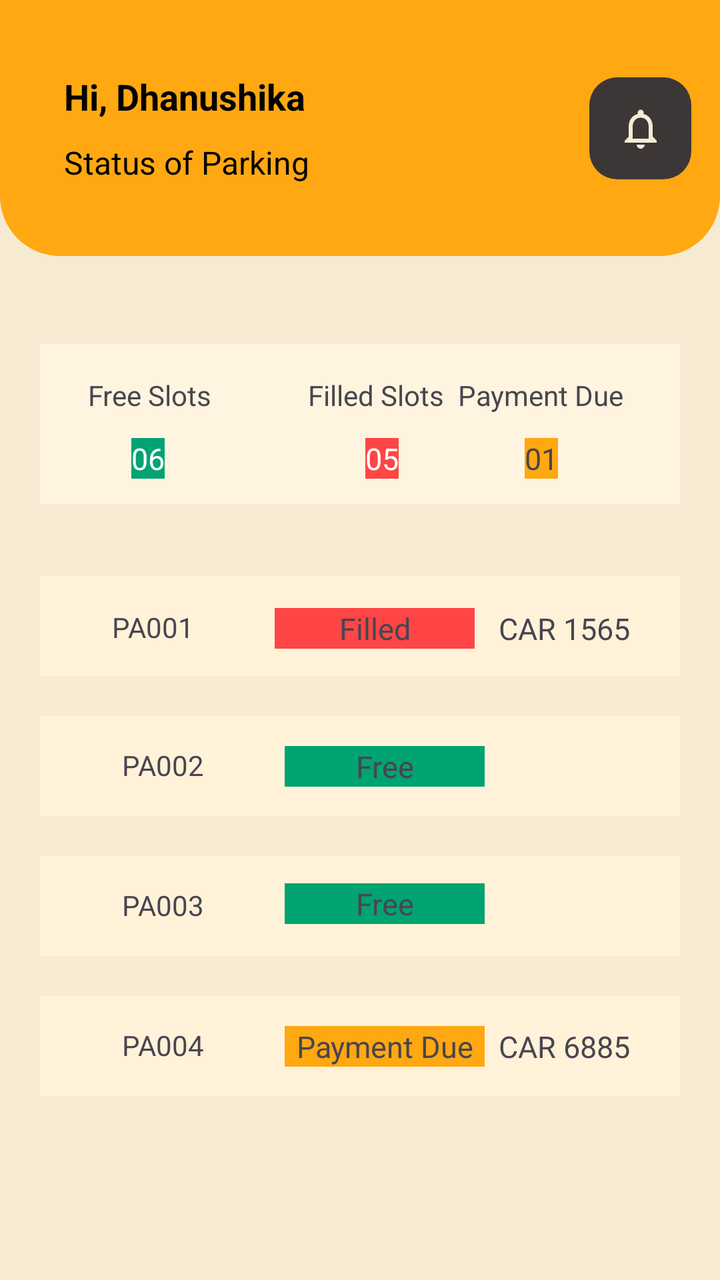
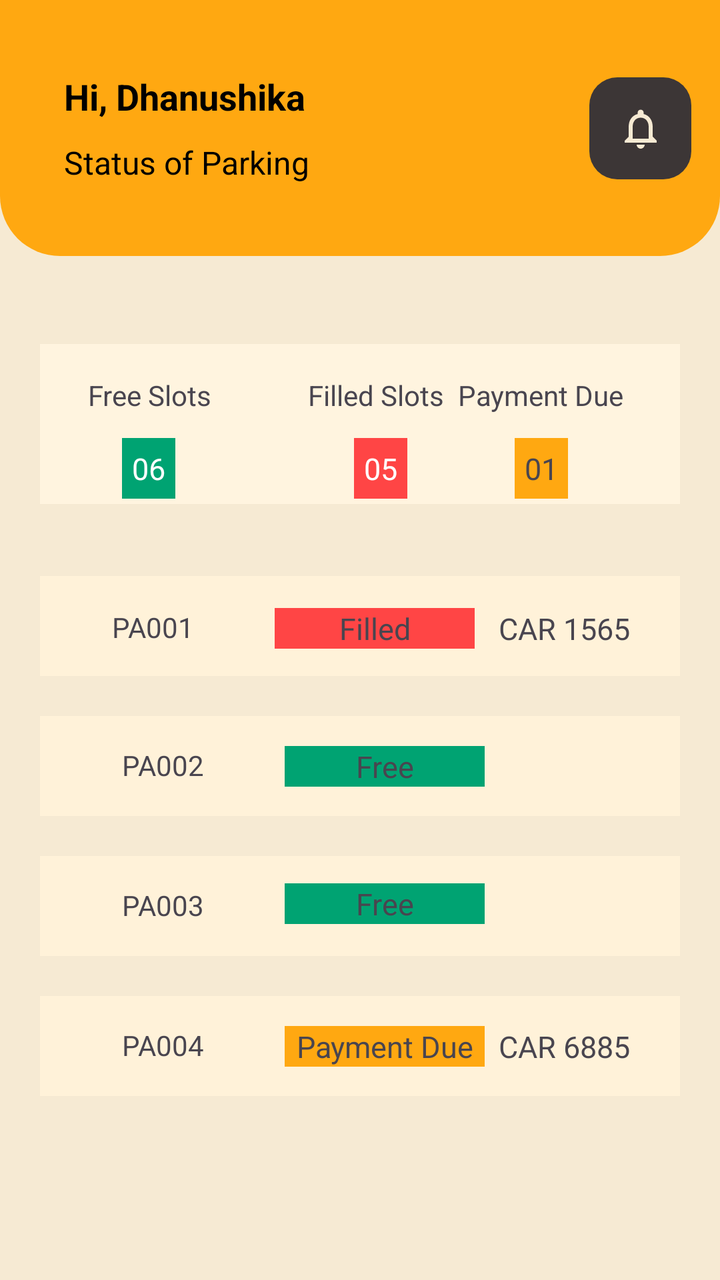

Two renders of the same Android screen: before a commit and after it. Below are the layout's source before the change and the commit's diff.
<!-- AndroidManifest.xml: application theme Theme.OfficerTestApp -->
<!-- res/layout/fragment_status_main.xml -->
<?xml version="1.0" encoding="utf-8"?>
<androidx.constraintlayout.widget.ConstraintLayout xmlns:android="http://schemas.android.com/apk/res/android"
    xmlns:app="http://schemas.android.com/apk/res-auto"
    xmlns:tools="http://schemas.android.com/tools"
    android:layout_width="match_parent"
    android:layout_height="match_parent"
    android:background="@color/backgroundColor"
    tools:context=".StatusMainFragment">

    <LinearLayout
        android:layout_width="match_parent"
        android:layout_height="match_parent"
        android:orientation="vertical"
        tools:layout_editor_absoluteX="-35dp"
        tools:layout_editor_absoluteY="0dp">

        <androidx.constraintlayout.widget.ConstraintLayout
            android:layout_width="match_parent"
            android:layout_height="0dp"
            android:layout_weight="2"
            android:background="@drawable/rounded_background_app_bar">

            <LinearLayout
                android:layout_width="match_parent"
                android:layout_height="match_parent"
                app:layout_constraintStart_toStartOf="parent"
                app:layout_constraintTop_toTopOf="parent">

                <androidx.constraintlayout.widget.ConstraintLayout
                    android:layout_width="0dp"
                    android:layout_height="match_parent"
                    android:layout_weight="2.8">

                    <TextView
                        android:id="@+id/appbar_main_text"
                        android:layout_width="wrap_content"
                        android:layout_height="wrap_content"
                        android:layout_marginStart="32dp"
                        android:layout_marginTop="36dp"
                        android:text="Hi, Dhanushika"
                        android:textColor="@color/textPrimary"
                        android:textSize="18sp"
                        android:textStyle="bold"
                        app:layout_constraintStart_toStartOf="parent"
                        app:layout_constraintTop_toTopOf="parent" />

                    <TextView
                        android:id="@+id/appbar_secondary_text"
                        android:layout_width="wrap_content"
                        android:layout_height="wrap_content"
                        android:layout_marginStart="32dp"
                        android:layout_marginTop="10dp"
                        android:text="Status of Parking"
                        android:textColor="@color/textPrimary"
                        android:textSize="16sp"
                        app:layout_constraintStart_toStartOf="parent"
                        app:layout_constraintTop_toBottomOf="@+id/appbar_main_text" />

                </androidx.constraintlayout.widget.ConstraintLayout>

                <androidx.constraintlayout.widget.ConstraintLayout
                    android:layout_width="0dp"
                    android:layout_height="match_parent"
                    android:layout_weight="0.8">

                    <ImageView
                        android:id="@+id/appbar_icon_home_act"
                        android:layout_width="51dp"
                        android:layout_height="51dp"
                        android:background="@drawable/notification_icon_background"
                        android:clickable="true"
                        android:focusable="true"
                        android:scaleType="centerInside"
                        android:src="@drawable/baseline_notifications_none_24"
                        app:layout_constraintBottom_toBottomOf="parent"
                        app:layout_constraintEnd_toEndOf="parent"
                        app:layout_constraintStart_toStartOf="parent"
                        app:layout_constraintTop_toTopOf="parent"
                        app:tint="@color/backgroundColor" />
                </androidx.constraintlayout.widget.ConstraintLayout>

            </LinearLayout>

        </androidx.constraintlayout.widget.ConstraintLayout>

        <androidx.constraintlayout.widget.ConstraintLayout
            android:layout_width="match_parent"
            android:layout_height="0dp"
            android:layout_weight="8"
            android:padding="20dp">



            <androidx.constraintlayout.widget.ConstraintLayout
                android:id="@+id/constraintLayout13"
                android:layout_width="match_parent"
                android:layout_height="80dp"
                android:layout_marginTop="24dp"
                android:background="@color/detailBoxBackground"
                app:layout_constraintEnd_toEndOf="parent"
                app:layout_constraintHorizontal_bias="0.6"
                app:layout_constraintStart_toStartOf="parent"
                app:layout_constraintTop_toTopOf="parent">

                <TextView
                    android:id="@+id/textView14"
                    android:layout_width="wrap_content"
                    android:layout_height="wrap_content"
                    android:layout_marginStart="24dp"
                    android:layout_marginTop="16dp"
                    android:text="Free Slots"
                    app:layout_constraintStart_toStartOf="parent"
                    app:layout_constraintTop_toTopOf="parent" />

                <TextView
                    android:layout_width="wrap_content"
                    android:layout_height="wrap_content"
                    android:layout_marginTop="12dp"
                    android:background="#00A372"
                    android:text="06"
                    android:textColor="@color/white"
                    android:textSize="15dp"
                    app:layout_constraintEnd_toEndOf="@+id/textView14"
                    app:layout_constraintHorizontal_bias="0.478"
                    app:layout_constraintStart_toStartOf="@+id/textView14"
                    app:layout_constraintTop_toBottomOf="@+id/textView14" />

                <TextView
                    android:id="@+id/textView15"
                    android:layout_width="wrap_content"
                    android:layout_height="wrap_content"
                    android:layout_marginEnd="28dp"
                    android:text="Payment Due"
                    app:layout_constraintBottom_toBottomOf="@+id/textView20"
                    app:layout_constraintEnd_toEndOf="parent"
                    app:layout_constraintHorizontal_bias="1.0"
                    app:layout_constraintStart_toEndOf="@+id/textView20"
                    app:layout_constraintTop_toTopOf="@+id/textView20"
                    app:layout_constraintVertical_bias="0.0" />

                <TextView
                    android:layout_width="wrap_content"
                    android:layout_height="wrap_content"
                    android:layout_marginTop="12dp"
                    android:background="@color/primaryColor"
                    android:text="01"
                    android:textSize="15dp"
                    app:layout_constraintEnd_toEndOf="@+id/textView15"
                    app:layout_constraintStart_toStartOf="@+id/textView15"
                    app:layout_constraintTop_toBottomOf="@+id/textView15" />

                <TextView
                    android:id="@+id/textView20"
                    android:layout_width="wrap_content"
                    android:layout_height="wrap_content"
                    android:layout_marginStart="48dp"
                    android:text="Filled Slots"
                    app:layout_constraintBottom_toBottomOf="@+id/textView14"
                    app:layout_constraintStart_toEndOf="@+id/textView14"
                    app:layout_constraintTop_toTopOf="@+id/textView14"
                    app:layout_constraintVertical_bias="0.0" />

                <TextView
                    android:layout_width="wrap_content"
                    android:layout_height="wrap_content"
                    android:layout_marginTop="12dp"
                    android:background="#FF4545"
                    android:text="05"
                    android:textColor="@color/white"
                    android:textSize="15dp"
                    app:layout_constraintEnd_toEndOf="@+id/textView20"
                    app:layout_constraintHorizontal_bias="0.557"
                    app:layout_constraintStart_toStartOf="@+id/textView20"
                    app:layout_constraintTop_toBottomOf="@+id/textView20" />


            </androidx.constraintlayout.widget.ConstraintLayout>

            <androidx.constraintlayout.widget.ConstraintLayout
                android:id="@+id/constraintLayout14"
                android:layout_width="match_parent"
                android:layout_height="50dp"
                android:layout_marginTop="36dp"
                android:background="#FFF2D9"
                android:paddingHorizontal="25dp"
                app:layout_constraintEnd_toEndOf="parent"
                app:layout_constraintHorizontal_bias="0.9"
                app:layout_constraintStart_toStartOf="parent"
                app:layout_constraintTop_toBottomOf="@+id/constraintLayout13">

                <TextView
                    android:id="@+id/textView18"
                    android:layout_width="wrap_content"
                    android:layout_height="wrap_content"
                    android:text="PA001"
                    app:layout_constraintBottom_toBottomOf="parent"
                    app:layout_constraintEnd_toEndOf="parent"
                    app:layout_constraintHorizontal_bias="0.048"
                    app:layout_constraintStart_toStartOf="parent"
                    app:layout_constraintTop_toTopOf="parent"
                    app:layout_constraintVertical_bias="0.516" />

                <TextView
                    android:id="@+id/editText7"
                    android:layout_width="100dp"
                    android:layout_height="wrap_content"
                    android:layout_marginStart="40dp"
                    android:background="#FF4545"
                    android:text="Filled"
                    android:textAlignment="center"
                    android:textSize="15dp"
                    app:layout_constraintBottom_toBottomOf="@+id/textView18"
                    app:layout_constraintStart_toEndOf="@+id/textView18"
                    app:layout_constraintTop_toTopOf="@+id/textView18"
                    app:layout_constraintVertical_bias="0.0" />

                <TextView
                    android:layout_width="wrap_content"
                    android:layout_height="wrap_content"
                    android:text="CAR 1565"
                    android:textSize="15dp"
                    app:layout_constraintBottom_toBottomOf="@+id/editText7"
                    app:layout_constraintEnd_toEndOf="parent"
                    app:layout_constraintHorizontal_bias="1.0"
                    app:layout_constraintStart_toEndOf="@+id/editText7"
                    app:layout_constraintTop_toTopOf="@+id/editText7"
                    app:layout_constraintVertical_bias="0.476" />

            </androidx.constraintlayout.widget.ConstraintLayout>

            <androidx.constraintlayout.widget.ConstraintLayout
                android:id="@+id/constraintLayout15"
                android:layout_width="match_parent"
                android:layout_height="50dp"
                android:layout_marginTop="20dp"
                android:background="#FFF2D9"
                android:paddingHorizontal="25dp"
                app:layout_constraintEnd_toEndOf="parent"
                app:layout_constraintHorizontal_bias="0.6"
                app:layout_constraintStart_toStartOf="parent"
                app:layout_constraintTop_toBottomOf="@+id/constraintLayout14">

                <TextView
                    android:id="@+id/textView19"
                    android:layout_width="wrap_content"
                    android:layout_height="wrap_content"
                    android:layout_marginStart="16dp"
                    android:text="PA002"
                    app:layout_constraintBottom_toBottomOf="parent"
                    app:layout_constraintStart_toStartOf="parent"
                    app:layout_constraintTop_toTopOf="parent"
                    app:layout_constraintVertical_bias="0.483" />

                <TextView
                    android:id="@+id/editText8"
                    android:layout_width="100dp"
                    android:layout_height="wrap_content"
                    android:layout_marginStart="40dp"
                    android:background="#00A372"
                    android:text="Free"
                    android:textAlignment="center"

                    android:textSize="15dp"
                    app:layout_constraintBottom_toBottomOf="@+id/textView19"
                    app:layout_constraintStart_toEndOf="@+id/textView19"
                    app:layout_constraintTop_toTopOf="@+id/textView19"
                    app:layout_constraintVertical_bias="0.0" />

            </androidx.constraintlayout.widget.ConstraintLayout>

            <androidx.constraintlayout.widget.ConstraintLayout
                android:id="@+id/constraintLayout16"
                android:layout_width="match_parent"
                android:layout_height="50dp"
                android:layout_marginTop="20dp"
                android:background="#FFF2D9"
                android:paddingHorizontal="25dp"
                app:layout_constraintEnd_toEndOf="parent"
                app:layout_constraintHorizontal_bias="0.4"
                app:layout_constraintStart_toStartOf="parent"
                app:layout_constraintTop_toBottomOf="@+id/constraintLayout15">

                <TextView
                    android:id="@+id/textView21"
                    android:layout_width="wrap_content"
                    android:layout_height="wrap_content"
                    android:layout_marginStart="16dp"
                    android:text="PA003"
                    app:layout_constraintBottom_toBottomOf="parent"
                    app:layout_constraintStart_toStartOf="parent"
                    app:layout_constraintTop_toTopOf="parent"
                    app:layout_constraintVertical_bias="0.483" />

                <TextView
                    android:id="@+id/editText9"
                    android:layout_width="100dp"
                    android:layout_height="wrap_content"
                    android:layout_marginStart="40dp"
                    android:background="#00A372"
                    android:text="Free"

                    android:textAlignment="center"
                    android:textSize="15dp"
                    app:layout_constraintBottom_toBottomOf="@+id/textView21"
                    app:layout_constraintStart_toEndOf="@+id/textView21"
                    app:layout_constraintTop_toTopOf="@+id/textView21"
                    app:layout_constraintVertical_bias="1.0" />

            </androidx.constraintlayout.widget.ConstraintLayout>

            <androidx.constraintlayout.widget.ConstraintLayout
                android:layout_width="match_parent"
                android:layout_height="50dp"
                android:layout_marginTop="20dp"
                app:layout_constraintEnd_toEndOf="parent"
                app:layout_constraintStart_toStartOf="parent"
                android:background="#FFF2D9"
                android:paddingHorizontal="25dp"
                app:layout_constraintTop_toBottomOf="@+id/constraintLayout16">

                <TextView
                    android:id="@+id/textView22"
                    android:layout_width="wrap_content"
                    android:layout_height="wrap_content"
                    android:layout_marginStart="16dp"
                    android:text="PA004"
                    app:layout_constraintBottom_toBottomOf="parent"
                    app:layout_constraintStart_toStartOf="parent"
                    app:layout_constraintTop_toTopOf="parent"
                    app:layout_constraintVertical_bias="0.483" />

                <TextView
                    android:id="@+id/editText10"
                    android:layout_width="100dp"
                    android:layout_height="wrap_content"
                    android:layout_marginStart="40dp"
                    android:background="@color/primaryColor"

                    android:text="Payment Due"
                    android:textAlignment="center"
                    android:textSize="15dp"
                    app:layout_constraintBottom_toBottomOf="@+id/textView22"
                    app:layout_constraintStart_toEndOf="@+id/textView22"
                    app:layout_constraintTop_toTopOf="@+id/textView22"
                    app:layout_constraintVertical_bias="0.0" />

                <TextView
                    android:layout_width="wrap_content"
                    android:layout_height="wrap_content"
                    android:text="CAR 6885"
                    android:textSize="15dp"
                    app:layout_constraintBottom_toBottomOf="@+id/editText10"
                    app:layout_constraintEnd_toEndOf="parent"
                    app:layout_constraintHorizontal_bias="0.333"
                    app:layout_constraintStart_toEndOf="@+id/editText7"
                    app:layout_constraintTop_toTopOf="@+id/editText10"
                    app:layout_constraintVertical_bias="0.476" />

            </androidx.constraintlayout.widget.ConstraintLayout>


        </androidx.constraintlayout.widget.ConstraintLayout>

    </LinearLayout>

</androidx.constraintlayout.widget.ConstraintLayout>
<!-- resources referenced by this layout -->
<resources>
  <color name="backgroundColor">#F6EAD3</color>
  <color name="detailBoxBackground">#FFF4DF</color>
  <color name="primaryColor">#FFA811</color>
  <color name="textPrimary">#FF000000</color>
  <color name="white">#FFFFFFFF</color>
  <!-- drawable baseline_notifications_none_24 (drawable) -->
  <vector android:height="24dp" android:tint="#000000"
      android:viewportHeight="24" android:viewportWidth="24"
      android:width="24dp" xmlns:android="http://schemas.android.com/apk/res/android">
      <path android:fillColor="@android:color/white" android:pathData="M12,22c1.1,0 2,-0.9 2,-2h-4c0,1.1 0.9,2 2,2zM18,16v-5c0,-3.07 -1.63,-5.64 -4.5,-6.32L13.5,4c0,-0.83 -0.67,-1.5 -1.5,-1.5s-1.5,0.67 -1.5,1.5v0.68C7.64,5.36 6,7.92 6,11v5l-2,2v1h16v-1l-2,-2zM16,17L8,17v-6c0,-2.48 1.51,-4.5 4,-4.5s4,2.02 4,4.5v6z"/>
  </vector>
  <!-- drawable notification_icon_background (drawable) -->
  <?xml version="1.0" encoding="utf-8"?>
  <shape xmlns:android="http://schemas.android.com/apk/res/android">
      <solid android:color="#3C3636" /> 
      <corners android:radius="14dp" /> 
  </shape>
  <!-- drawable rounded_background_app_bar (drawable) -->
  <?xml version="1.0" encoding="utf-8"?>
  <shape xmlns:android="http://schemas.android.com/apk/res/android">
      <solid android:color="@color/primaryColor" /> 
      <corners android:bottomLeftRadius="30dp" android:bottomRightRadius="30dp" /> 
  </shape>
  <style name="Theme.OfficerTestApp" parent="Base.Theme.OfficerTestApp" />
  <style name="Base.Theme.OfficerTestApp" parent="Theme.Material3.DayNight.NoActionBar">
          
          <item name="colorPrimary">@color/primaryColor</item>
      </style>
</resources>

<!-- the commit's change to res/layout/fragment_status_main.xml (unified diff, before → after) -->
@@ -113,6 +113,7 @@
                     app:layout_constraintTop_toTopOf="parent" />
 
                 <TextView
+                    android:padding="5dp"
                     android:layout_width="wrap_content"
                     android:layout_height="wrap_content"
                     android:layout_marginTop="12dp"
@@ -139,6 +140,7 @@
                     app:layout_constraintVertical_bias="0.0" />
 
                 <TextView
+                    android:padding="5dp"
                     android:layout_width="wrap_content"
                     android:layout_height="wrap_content"
                     android:layout_marginTop="12dp"
@@ -161,6 +163,7 @@
                     app:layout_constraintVertical_bias="0.0" />
 
                 <TextView
+                    android:padding="5dp"
                     android:layout_width="wrap_content"
                     android:layout_height="wrap_content"
                     android:layout_marginTop="12dp"
